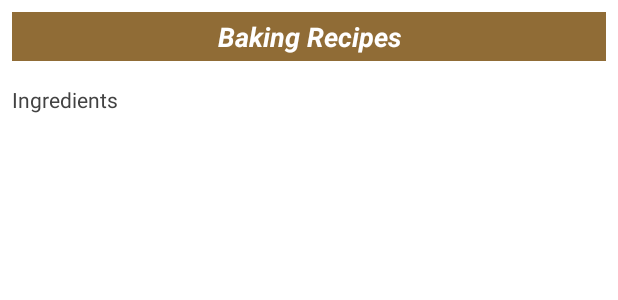
After one commit to SDrake01/BakingRecipies-GwG-Udacity, an Android app: the layout recipe_widget.xml on its own in the app's theme, with its tools: preview values and no code run, on a phone screen of 412 x 824 dp. The commit adds this screen. Shown: the top 300 px of the screen. Run offline under Robolectric (Android 15) with nearby library versions, the phone set to English and light mode, and no system bars; network calls fail.

Commit message:
Added app widget without click listener

```diff
--- a/app/src/main/java/stevendrake/bakingrecipes/Adapters/MainAdapter.java
+++ b/app/src/main/java/stevendrake/bakingrecipes/Adapters/MainAdapter.java
@@ -17,6 +17,7 @@ import java.util.List;
 import stevendrake.bakingrecipes.Data.IngredientObject;
 import stevendrake.bakingrecipes.Data.RecipeObject;
 import stevendrake.bakingrecipes.Data.StepObject;
+import stevendrake.bakingrecipes.Data.WidgetData;
 import stevendrake.bakingrecipes.R;
 import stevendrake.bakingrecipes.UI.RecipeActivity;
 import stevendrake.bakingrecipes.ViewModels.RecipeViewModel;
@@ -87,6 +88,7 @@ public class MainAdapter extends RecyclerView.Adapter<MainAdapter.RecipeViewHold
                 IngredientObject.setIngredientString(recipeObjectList.get(position).getIngredients());
                 StepObject.setStepString(recipeObjectList.get(position).getSteps());
                 RecipeObject.setTitle(recipeObjectList.get(position).getName());
+                WidgetData.setWidgetTitle(recipeObjectList.get(position).getName());
                 context.startActivity(recipeIntent);
             }
         }
--- /dev/null
+++ b/app/src/main/res/layout/recipe_widget.xml
@@ -0,0 +1,31 @@
+<RelativeLayout xmlns:android="http://schemas.android.com/apk/res/android"
+    xmlns:app="http://schemas.android.com/apk/res-auto"
+    android:layout_width="match_parent"
+    android:layout_height="match_parent"
+    android:background="@color/cardview_light_background"
+    android:padding="@dimen/widget_margin">
+
+    <TextView
+        android:id="@+id/tv_app_widget_title"
+        android:layout_width="match_parent"
+        android:layout_height="wrap_content"
+        android:layout_margin="8dp"
+        android:background="@color/colorPrimaryDark"
+        android:contentDescription="@string/appwidget_text"
+        android:gravity="center"
+        android:padding="4dp"
+        android:text="@string/app_name"
+        android:textColor="@color/cardview_light_background"
+        android:textSize="18sp"
+        android:textStyle="bold|italic" />
+
+    <TextView
+        android:id="@+id/tv_app_widget_body"
+        android:layout_width="wrap_content"
+        android:layout_height="wrap_content"
+        android:layout_below="@+id/tv_app_widget_title"
+        android:layout_margin="8dp"
+        android:text="@string/ingredients_title"
+        android:textColor="@color/cardview_dark_background" />
+
+</RelativeLayout>
--- a/app/src/main/res/values/strings.xml
+++ b/app/src/main/res/values/strings.xml
@@ -15,5 +15,7 @@
     <string name="prev_step">Prev Step</string>
     <string name="next_step">Next Step</string>
     <string name="json_url">https://d17h27t6h515a5.cloudfront.net/topher/2017/May/59121517_baking/baking.json</string>
+    <string name="appwidget_text">EXAMPLE</string>
+    <string name="add_widget">Add widget</string>
 
 </resources>
```
Also changed, not shown: app/src/main/AndroidManifest.xml (+13 -8 lines), app/src/main/java/stevendrake/bakingrecipes/AppWidget/RecipeWidget.java (added, +55 -0 lines), app/src/main/java/stevendrake/bakingrecipes/Data/WidgetData.java (added, +19 -0 lines), app/src/main/java/stevendrake/bakingrecipes/UI/RecipeFragment.java (+18 -0 lines), app/src/main/java/stevendrake/bakingrecipes/Utilities/ParseIngredientsJson.java (+10 -0 lines), app/src/main/res/values-v14/dimens.xml (added, +10 -0 lines), app/src/main/res/values/dimens.xml (added, +10 -0 lines), app/src/main/res/xml/recipe_widget_info.xml (added, +13 -0 lines), app/src/main/res/drawable/widget_preview.png (added).
